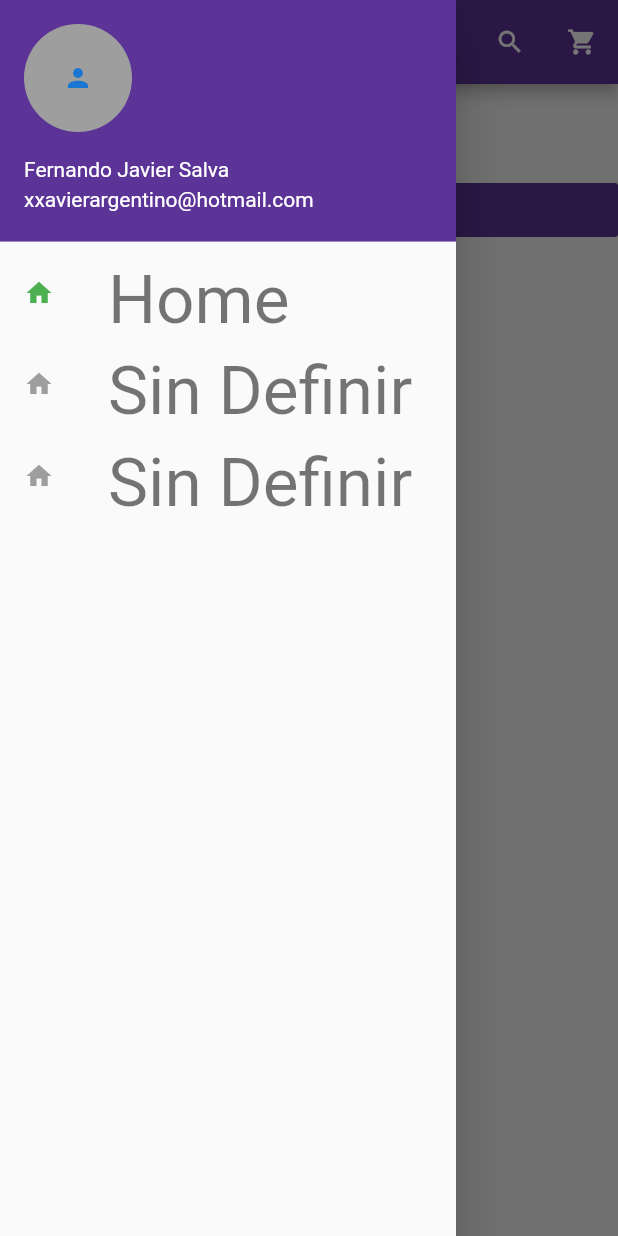
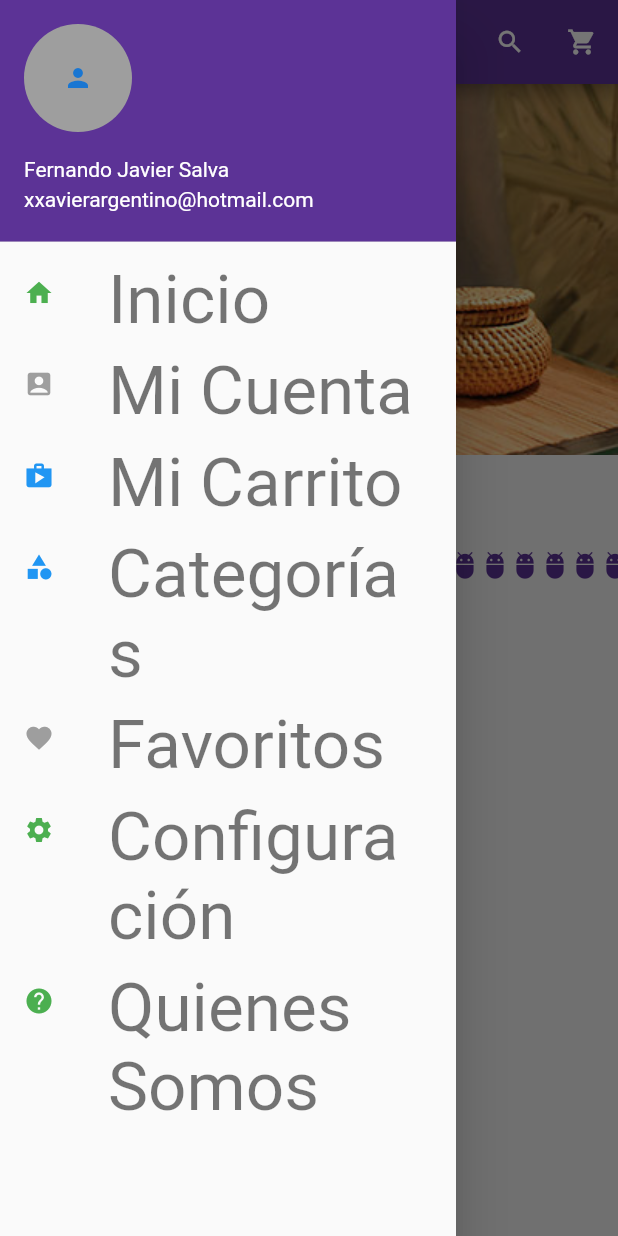
Before and after one commit to FSALVA157/tienda_virtual, a Flutter app: the screen it shows after launch, with the side drawer open, on a phone screen of 412 x 824 dp. Run offline on Flutter 3.47's test engine with Material 2 defaults, Android fonts, the phone set to English and light mode, and no system bars; drawn by our look-alikes of carousel_slider.

Commit message:
CategoriasEnListView

```diff
--- a/lib/src/pages/home_page.dart
+++ b/lib/src/pages/home_page.dart
@@ -1,6 +1,9 @@
 import 'package:flutter/material.dart';
 import 'package:tienda_virtual/src/utils/basic_drawer.dart';
+import 'package:tienda_virtual/src/utils/categorias.dart';
 import 'package:tienda_virtual/src/utils/widgets.dart';
+
+
 
 class HomePage extends StatefulWidget {
   static final String ruta = 'home';
@@ -16,29 +19,28 @@ class _HomePageState extends State<HomePage> {
 
   @override
   Widget build(BuildContext context) {
-
+      final _screenSize = MediaQuery.of(context).size;
+      double _heightCarousel = _screenSize.height * 0.3;
+      double _heightCategorias = _screenSize.height * 0.2;
       return Scaffold(
            drawer: BasicDrawer(),
           appBar: menuApp(),
 
-    //        _isSearching? setState(() {
-    //        getAppBarSearching(cancelSearch, searching);
-    //       }): setState(() {
-    //        getAppBarNotSearching(context, startSearching);
+        body: ListView(
+          children: <Widget>[
+            //Slider
+            Container(
+              height: _heightCarousel,
+              child: carouselBasico(_heightCarousel),
+            ),
+             Categorias(),
 
-    // })
 
-        body: Column(
-          crossAxisAlignment: CrossAxisAlignment.stretch,
-          children: <Widget>[
-            Text('Primera Linea',style: Theme.of(context).textTheme.display1,),
-            Icon(Icons.touch_app),
-            FlatButton(
-              onPressed: (){},
-              child: Text('Boton de Prueba',style: Theme.of(context).textTheme.caption),
-              color: Theme.of(context).primaryColor,
 
-              )
+
+
+
+
           ],
         ),
     );
--- a/lib/src/utils/basic_drawer.dart
+++ b/lib/src/utils/basic_drawer.dart
@@ -34,18 +34,38 @@ class BasicDrawer extends StatelessWidget {
           //   ),
             ListTile(
               onTap: ()=>Navigator.pushReplacementNamed(context, HomePage.ruta),
-              title: Text('Home',style: Theme.of(context).textTheme.display2,),
+              title: Text('Inicio',style: Theme.of(context).textTheme.display2,),
               leading: Icon(Icons.home,color: Colors.green,),
             ),
             ListTile(
               onTap: (){},
-              title: Text('Sin Definir',style: Theme.of(context).textTheme.display2,),
-              leading: Icon(Icons.home,color: Colors.grey,),
+              title: Text('Mi Cuenta',style: Theme.of(context).textTheme.display2,),
+              leading: Icon(Icons.account_box,color: Colors.grey,),
             ),
             ListTile(
               onTap: (){},
-              title: Text('Sin Definir',style: Theme.of(context).textTheme.display2,),
-              leading: Icon(Icons.home,color: Colors.grey,),
+              title: Text('Mi Carrito',style: Theme.of(context).textTheme.display2,),
+              leading: Icon(Icons.shop,color: Colors.blue,),
+            ),
+            ListTile(
+              onTap: (){},
+              title: Text('Categorías',style: Theme.of(context).textTheme.display2,),
+              leading: Icon(Icons.category,color: Colors.blue,),
+            ),
+            ListTile(
+              onTap: (){},
+              title: Text('Favoritos',style: Theme.of(context).textTheme.display2,),
+              leading: Icon(Icons.favorite,color: Colors.grey,),
+            ),
+            ListTile(
+              onTap: (){},
+              title: Text('Configuración',style: Theme.of(context).textTheme.display2,),
+              leading: Icon(Icons.settings,color: Colors.green,),
+            ),
+            ListTile(
+              onTap: (){},
+              title: Text('Quienes Somos',style: Theme.of(context).textTheme.display2,),
+              leading: Icon(Icons.help,color: Colors.green,),
             ),
         ],
       ),
--- a/lib/src/utils/basic_theme.dart
+++ b/lib/src/utils/basic_theme.dart
@@ -18,18 +18,24 @@ ThemeData basicTheme(){
         ),
         display1: base.display1.copyWith(
           fontFamily: 'Roboto',
-          fontSize: 24.0,
+          fontSize: 20.0,
           color: Colors.blueGrey
         ),
         display2: base.display2.copyWith(
-          fontFamily: 'Lato',
-          fontSize: 20.0,
-          color: Colors.blueGrey
+          fontFamily: 'Roboto',
+          fontSize: 14.0,
+          color: Colors.grey
         ),
         caption: base.caption.copyWith(
           fontFamily: 'Roboto',
           color: Colors.white
-        )
+        ),
+        subtitle: base.subtitle.copyWith(
+          fontFamily: 'Lato',
+          color: Colors.blueGrey,
+          fontSize: 10.0,
+          fontWeight: FontWeight.bold
+        ),
       );
   }
 
--- /dev/null
+++ b/lib/src/utils/categorias.dart
@@ -0,0 +1,59 @@
+import 'package:flutter/material.dart';
+
+class Categorias extends StatelessWidget {
+
+
+  @override
+  Widget build(BuildContext context) {
+    final _tamanoPantalla = MediaQuery.of(context).size;
+    double altura = _tamanoPantalla.height * 0.1;
+
+    // return Container(
+    //       width: _tamanoPantalla.width,
+    //       height: altura,
+    //       child:
+        return  Column(
+                children: <Widget>[
+                  Padding(
+                        padding: EdgeInsets.all(8.0),
+                        child: Text('Categorías',style: Theme.of(context).textTheme.subtitle,),
+                        ),
+                Container(
+                   width: _tamanoPantalla.width,
+                   height: altura,
+                   child: ListView(
+
+                          scrollDirection: Axis.horizontal,
+                          children: <Widget>[
+                            Icon(Icons.adb),
+                            Icon(Icons.adb),
+                            Icon(Icons.adb),
+                            Icon(Icons.adb),
+                            Icon(Icons.adb),
+                            Icon(Icons.adb),
+                            Icon(Icons.adb),
+                            Icon(Icons.adb),
+                            Icon(Icons.adb),
+                            Icon(Icons.adb),
+                            Icon(Icons.adb),
+                            Icon(Icons.adb),
+                            Icon(Icons.adb),
+                            Icon(Icons.adb),
+                            Icon(Icons.adb),
+                            Icon(Icons.adb),
+                            Icon(Icons.adb),
+                            Icon(Icons.adb),
+                            Icon(Icons.adb),
+                            Icon(Icons.adb),
+                            Icon(Icons.adb),
+                            Icon(Icons.adb),
+                            Icon(Icons.adb),
+
+                          ],
+                  ),
+                )
+              ],
+    //       ),
+   );
+  }
+}
--- a/lib/src/utils/widgets.dart
+++ b/lib/src/utils/widgets.dart
@@ -1,4 +1,6 @@
 import 'package:flutter/material.dart';
+
+import 'package:carousel_slider/carousel_slider.dart';
 
 
 Widget getAppBarSearching(Function cancelSearch, Function searching){
@@ -48,5 +50,41 @@ Widget getAppBarNotSearching(BuildContext context, Function startSearchingFuncti
         onPressed: (){}),
     ],
   );
+}
+
+
+
+Widget carouselBasico(double altura){
+List<String> listImagenes = [
+     'assets/images/carrousel/slider_1.jpg',
+      'assets/images/carrousel/slider_2.jpg',
+      'assets/images/carrousel/slider_3.jpg',
+      'assets/images/carrousel/slider_4.jpg'
+];
+
+    return CarouselSlider(
+
+      options: CarouselOptions(
+            height: altura,
+            //aspectRatio: 2.0,
+            viewportFraction: 1.0,
+            enlargeCenterPage: false,
+            autoPlay: true,
+            autoPlayCurve: Curves.fastOutSlowIn,
+
+      ),
+      items: listImagenes.map(
+        (item) => Container(
+          height: altura,
+          child: Center(
+            child: Image.asset(item,
+            fit: BoxFit.cover,width: 1000,height: altura,),
+
+          ),
+        )
+        ).toList(),
+
+      );
+
 
 }
```
Also changed, not shown: pubspec.yaml (+6 -4 lines), assets/images/carrousel/slider_1.jpg (renamed from assets/images/slider_1.jpg), assets/images/carrousel/slider_2.jpg (renamed from assets/images/slider_2.jpg), assets/images/carrousel/slider_3.jpg (renamed from assets/images/slider_3.jpg), assets/images/carrousel/slider_4.jpg (renamed from assets/images/slider_4.jpg), assets/images/gifs/jar-loading.gif (added), pubspec.lock.
